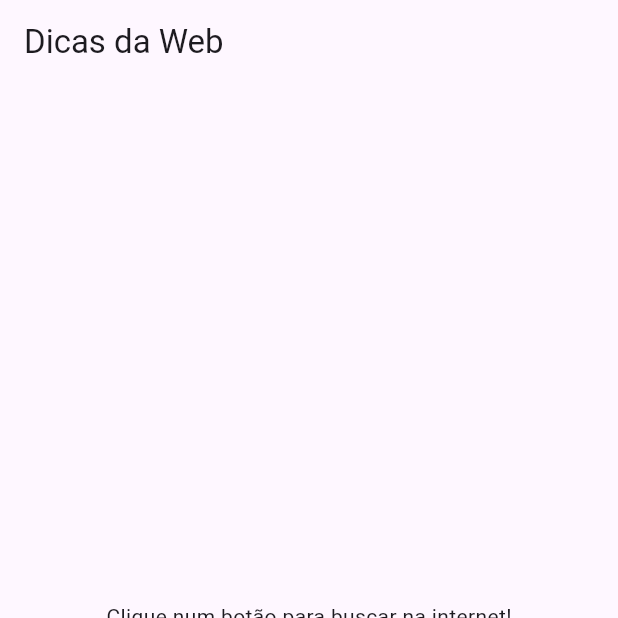
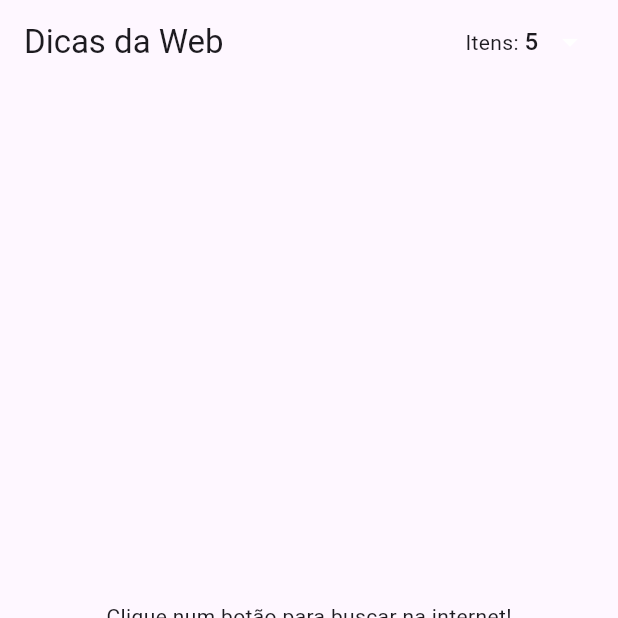
Before and after one commit to LeoSergio/poo-flutter, a Flutter app: the screen it shows after launch, on a phone screen of 412 x 824 dp, the top half of it. Run offline on Flutter 3.47's test engine with Material 3 defaults, Android fonts, the light colour scheme and no system bars; our stand-ins replace flutter_hooks.

Commit message:
RC7(programação Assincrona): exercicio 2

```diff
--- a/POO/projeto_poo/lib/main.dart
+++ b/POO/projeto_poo/lib/main.dart
@@ -4,27 +4,28 @@ import 'dart:convert';
 import 'package:http/http.dart' as http;
 
 class DataService {
-  // 1. Voltamos para o Estado Inteligente (Map) que guarda dados e colunas juntos!
   final ValueNotifier<Map<String, dynamic>> tableStateNotifier = ValueNotifier({
     "dataObjects": [],
     "columnNames": [],
     "propertyNames": []
   });
 
-  // 2. O Maestro das chamadas
+  // 1. Nova memória para guardar a quantidade de itens selecionada (começa em 5)
+  final ValueNotifier<int> quantidadeNotifier = ValueNotifier(5);
+
   void carregar(index) {
     if (index == 0) carregarCafes();
     if (index == 1) carregarCervejas();
     if (index == 2) carregarNacoes();
   }
 
-  // 3. Chamada da API de Cervejas
   Future<void> carregarCervejas() async {
     var beersUri = Uri(
       scheme: 'https',
       host: 'random-data-api.com',
       path: 'api/beer/random_beer',
-      queryParameters: {'size': '5'},
+      // 2. Agora o 'size' pega o valor que o usuário escolheu!
+      queryParameters: {'size': '${quantidadeNotifier.value}'},
     );
 
     var jsonString = await http.read(beersUri);
@@ -33,17 +34,16 @@ class DataService {
     tableStateNotifier.value = {
       "dataObjects": beersJson,
       "columnNames": ["Nome", "Estilo", "IBU"],
-      "propertyNames": ["name", "style", "ibu"] // Chaves reais da API de Cervejas
+      "propertyNames": ["name", "style", "ibu"]
     };
   }
 
-  // 4. Chamada da API de Cafés
   Future<void> carregarCafes() async {
     var coffeeUri = Uri(
       scheme: 'https',
       host: 'random-data-api.com',
       path: 'api/coffee/random_coffee',
-      queryParameters: {'size': '5'},
+      queryParameters: {'size': '${quantidadeNotifier.value}'},
     );
 
     var jsonString = await http.read(coffeeUri);
@@ -52,17 +52,16 @@ class DataService {
     tableStateNotifier.value = {
       "dataObjects": coffeeJson,
       "columnNames": ["Nome do Blend", "Origem", "Intensificador"],
-      "propertyNames": ["blend_name", "origin", "intensifier"] // Chaves reais da API de Cafés
+      "propertyNames": ["blend_name", "origin", "intensifier"]
     };
   }
 
-  // 5. Chamada da API de Nações
   Future<void> carregarNacoes() async {
     var nationUri = Uri(
       scheme: 'https',
       host: 'random-data-api.com',
       path: 'api/nation/random_nation',
-      queryParameters: {'size': '5'},
+      queryParameters: {'size': '${quantidadeNotifier.value}'},
     );
 
     var jsonString = await http.read(nationUri);
@@ -71,7 +70,7 @@ class DataService {
     tableStateNotifier.value = {
       "dataObjects": nationJson,
       "columnNames": ["Nacionalidade", "Capital", "Idioma"],
-      "propertyNames": ["nationality", "capital", "language"] // Chaves reais da API de Nações
+      "propertyNames": ["nationality", "capital", "language"]
     };
   }
 }
@@ -90,16 +89,43 @@ class MyApp extends StatelessWidget {
       theme: ThemeData(primarySwatch: Colors.deepPurple),
       debugShowCheckedModeBanner: false,
       home: Scaffold(
-        appBar: AppBar(title: const Text("Dicas da Web")),
+        appBar: AppBar(
+          title: const Text("Dicas da Web"),
+          // 3. Adicionamos a caixa de seleção na direita da AppBar!
+          actions: [
+            const Center(child: Text("Itens: ")),
+            ValueListenableBuilder(
+              valueListenable: dataService.quantidadeNotifier,
+              builder: (_, value, __) {
+                return DropdownButton<int>(
+                  value: value,
+                  iconEnabledColor: Colors.white,
+                  dropdownColor: Colors.deepPurple[100],
+                  underline: Container(), // Remove a linha feia embaixo do botão
+                  onChanged: (int? newValue) {
+                    if (newValue != null) {
+                      // Atualiza a memória quando o usuário escolhe um novo número
+                      dataService.quantidadeNotifier.value = newValue;
+                    }
+                  },
+                  items: const [
+                    DropdownMenuItem(value: 5, child: Text("5")),
+                    DropdownMenuItem(value: 10, child: Text("10")),
+                    DropdownMenuItem(value: 15, child: Text("15")),
+                  ],
+                );
+              }
+            ),
+            const SizedBox(width: 20), // Um espacinho na margem direita
+          ],
+        ),
         body: ValueListenableBuilder(
           valueListenable: dataService.tableStateNotifier,
           builder: (_, value, __) {
-            // Proteção para a primeira vez que o app abre (lista vazia)
             if (value["dataObjects"].isEmpty) {
               return const Center(child: Text("Clique num botão para buscar na internet!"));
             }
 
-            // Desempacotando o estado dinâmico
             return DataTableWidget(
               jsonObjects: value["dataObjects"],
               columnNames: value["columnNames"],
@@ -115,12 +141,9 @@ class MyApp extends StatelessWidget {
   }
 }
 
-// ... As classes NewNavBar e DataTableWidget continuam iguais às que eu te mandei na correção anterior!
-
 class NewNavBar extends HookWidget {
   final _itemSelectedCallback;
 
-  // CORREÇÃO 2: Sintaxe corrigida para a função vazia (adicionado o ponto e vírgula e o '(_)')
   NewNavBar({itemSelectedCallback})
       : _itemSelectedCallback = itemSelectedCallback ?? ((_) {});
 
@@ -165,7 +188,6 @@ class DataTableWidget extends StatelessWidget {
 
   @override
   Widget build(BuildContext context) {
-    // CORREÇÃO 3: SingleChildScrollView no lugar de Expanded dentro da tabela
     return SingleChildScrollView(
       child: DataTable(
         columns: columnNames
@@ -173,7 +195,7 @@ class DataTableWidget extends StatelessWidget {
               (name) => DataColumn(
                 label: Text(
                   name,
-                  style: TextStyle(fontStyle: FontStyle.italic),
+                  style: const TextStyle(fontStyle: FontStyle.italic),
                 ),
               ),
             )
@@ -182,7 +204,6 @@ class DataTableWidget extends StatelessWidget {
             .map(
               (obj) => DataRow(
                 cells: propertyNames
-                    // CORREÇÃO 4: Convertendo tudo para String pra evitar quebrar com números
                     .map((propName) => DataCell(Text(obj[propName]?.toString() ?? "")))
                     .toList(),
               ),
```
